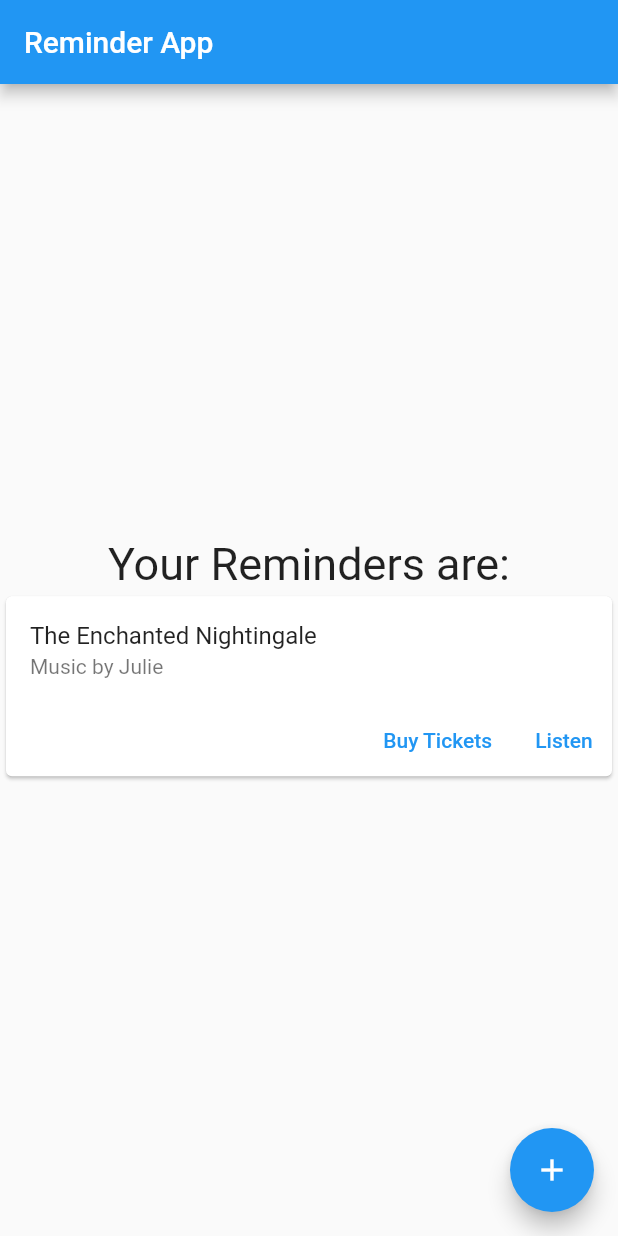
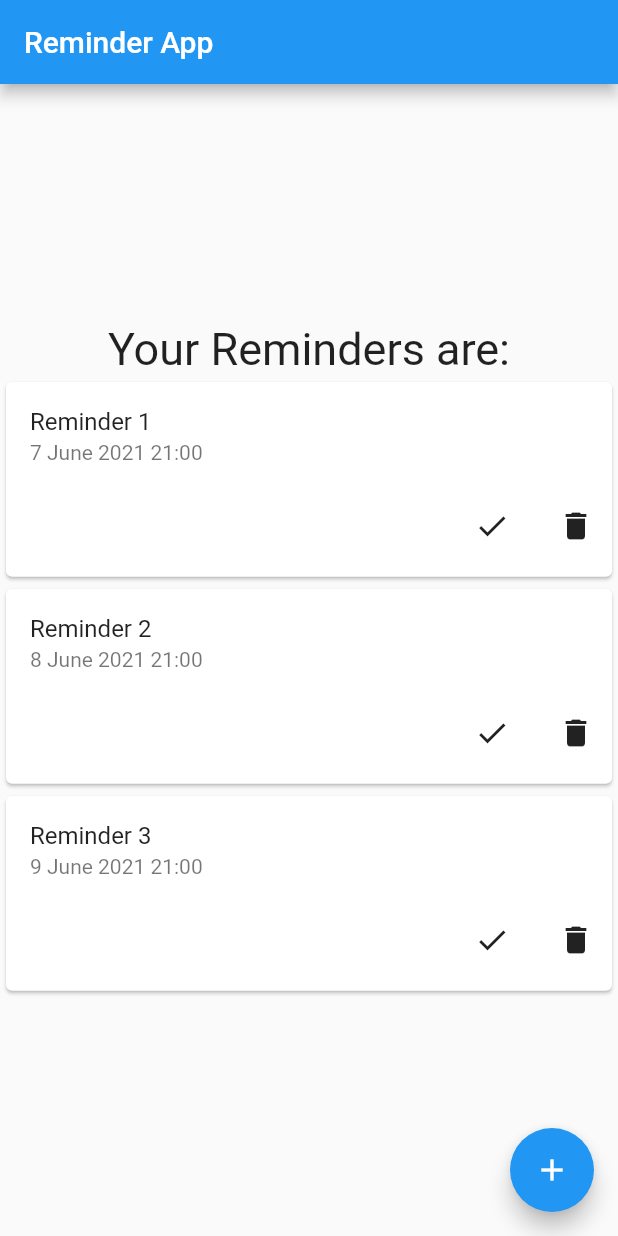
Before and after one commit to MSNanda515/MLH_INIT_2021, a Flutter app: the screen it shows after launch, on a phone screen of 412 x 824 dp. Run offline on Flutter 3.47's test engine with Material 2 defaults, Android fonts, the phone set to English and light mode, and no system bars.

Commit message:
Updated UI

```diff
--- a/lib/main.dart
+++ b/lib/main.dart
@@ -30,10 +30,9 @@ class MyHomePage extends StatefulWidget {
 class _MyHomePageState extends State<MyHomePage> {
   int _counter = 0;
   var reminders = [
-    {
-      "name": "Reminder 1",
-      "date": "7 June 2021",
-    }
+    {"name": "Reminder 1", "date": "7 June 2021", "time": "21:00"},
+    {"name": "Reminder 2", "date": "8 June 2021", "time": "21:00"},
+    {"name": "Reminder 3", "date": "9 June 2021", "time": "21:00"},
   ];
 
   void _incrementCounter() {
@@ -56,25 +55,35 @@ class _MyHomePageState extends State<MyHomePage> {
               "Your Reminders are:",
               style: TextStyle(fontSize: 30),
             ),
-            Card(
+            Column(
+                children: reminders
+                    .map(
+                      (reminder) => Card(
                         child: Column(
                           mainAxisSize: MainAxisSize.min,
                           children: <Widget>[
                             ListTile(
-                    title: Text('The Enchanted Nightingale'),
-                    subtitle: Text('Music by Julie'),
+                              title: Text(reminder["name"] ?? ''),
+                              subtitle: Text((reminder["date"] ?? "") +
+                                  " " +
+                                  (reminder["time"] ?? '')),
                             ),
                             Row(
                               mainAxisAlignment: MainAxisAlignment.end,
                               children: <Widget>[
-                      TextButton(onPressed: () {}, child: Text('Buy Tickets')),
+                                IconButton(
+                                    onPressed: () {}, icon: Icon(Icons.check)),
                                 SizedBox(width: 8),
-                      TextButton(onPressed: () {}, child: Text("Listen"))
-                    ],
-                  )
+                                IconButton(
+                                    onPressed: () {}, icon: Icon(Icons.delete))
                               ],
                             ),
+                            SizedBox(height: 10),
+                          ],
+                        ),
+                      ),
                     )
+                    .toList()),
           ],
         ),
       ),
```
Lines whose indentation alone changed are shown as unchanged.
